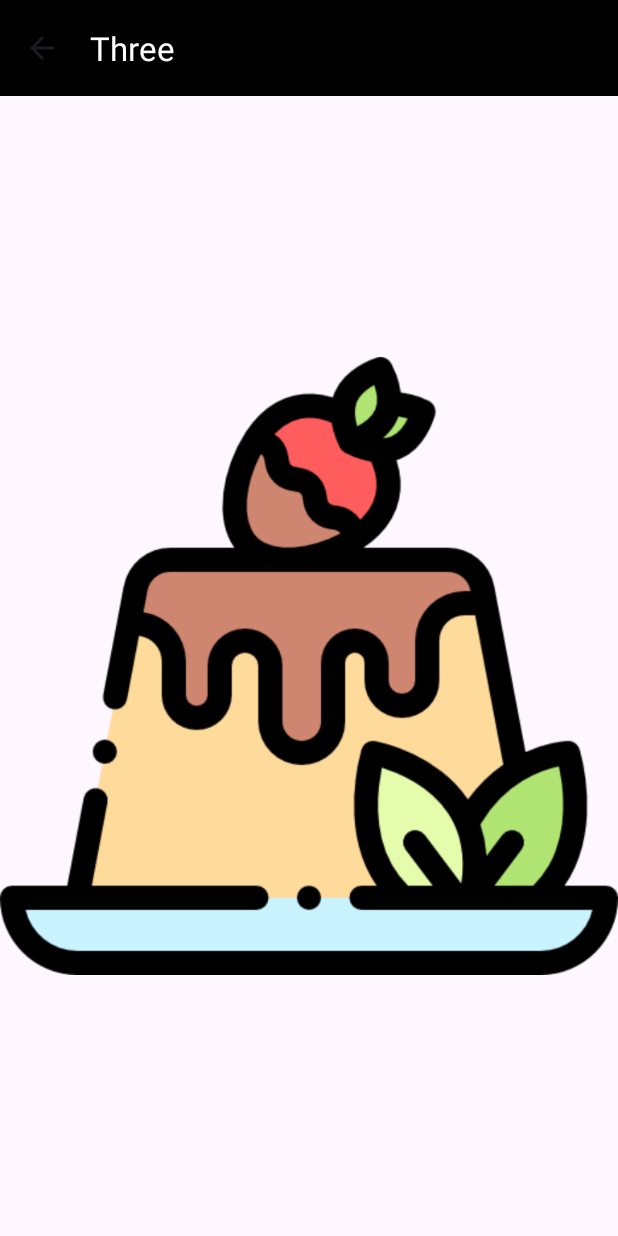
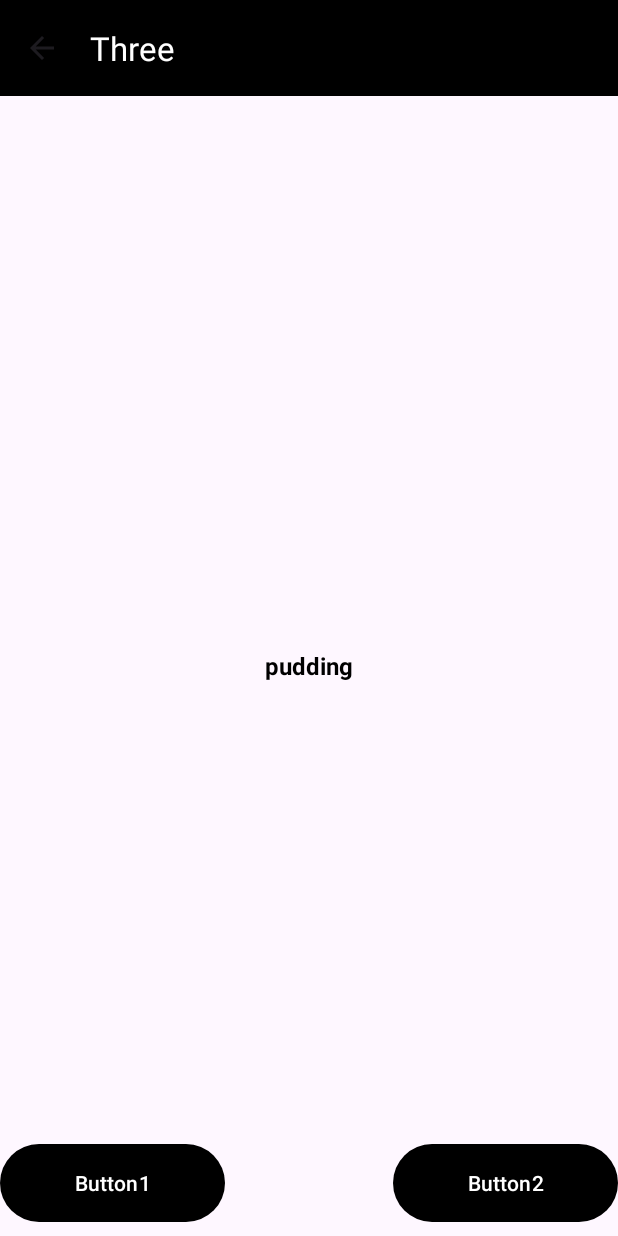
Before and after one commit to garnda/TestApp2, an Android app: the HomeActivity screen opened directly, with no data from a screen before it, after a tap on "Three", on a phone screen of 412 x 824 dp. Run offline under Robolectric (Android 15) with nearby library versions, the light colour scheme and no system bars; our stand-ins replace Dagger/Hilt's generated code.

Commit message:
edit detail menu and fragment for detailmenu page

```diff
--- a/app/src/main/AndroidManifest.xml
+++ b/app/src/main/AndroidManifest.xml
@@ -14,6 +14,7 @@
         android:roundIcon="@mipmap/ic_launcher_round"
         android:supportsRtl="true"
         android:theme="@style/Theme.TestApp"
+        android:enableOnBackInvokedCallback="true"
         tools:targetApi="31">
         <activity
             android:name=".DetailMenuActivity"
--- a/app/src/main/java/eu/tutorials/testapp/DetailMenuActivity.kt
+++ b/app/src/main/java/eu/tutorials/testapp/DetailMenuActivity.kt
@@ -7,7 +7,10 @@ import android.util.Log
 import android.view.MenuItem
 import android.widget.ImageView
 import androidx.appcompat.widget.Toolbar
+import androidx.fragment.app.Fragment
 import eu.tutorials.testapp.databinding.ActivityDetailMenuBinding
+import eu.tutorials.testapp.databinding.FragmentMenuDescriptionBinding
+import java.util.Objects
 
 
 class DetailMenuActivity : AppCompatActivity() {
@@ -27,26 +30,50 @@ class DetailMenuActivity : AppCompatActivity() {
         supportActionBar?.setDisplayHomeAsUpEnabled(true)
         toolbar = findViewById(R.id.toolbar)
 
-
     setSupportActionBar(toolbar)
-    val clickedMenu = intent?.getParcelableExtra<Menu>("MENU")
+    @Suppress("DEPRECATION") val clickedMenu = intent?.getParcelableExtra<Menu>("MENU")
 
     if (clickedMenu != null) {
         supportActionBar?.title = clickedMenu.name
-        binding.detailImageView.setImageResource(clickedMenu.imageUrl)
+        replaceFragment(Fragment1.newInstance(clickedMenu.description))
 
     } else {
         // Handle case where clickedMenu null
     }
 
-        Log.d("MENU>>", "onCreate: ${clickedMenu}")
+        binding.fragmentBtn1.setOnClickListener {
+            if (clickedMenu != null) {
+                replaceFragment(Fragment1.newInstance(clickedMenu.description))
+            }
+        }
+        binding.fragmentBtn2.setOnClickListener {
+//            replaceFragment(Fragment2())
+            if (clickedMenu != null) {
+                replaceFragment(Fragment2.newInstance(clickedMenu))
+            }
+
+        }
+
+//        Log.d("MENU>>", "onCreate: ${clickedMenu}")
+    }
+
+
+    private fun  replaceFragment(fragment: Fragment){
+
+        val fragmentTransaction = supportFragmentManager.beginTransaction()
+////        val menuDescriptionFragment = MenuDescriptionFragment()
+////        fragmentTransaction.replace(R.id.fragment_container, menuDescriptionFragment)
+        fragmentTransaction.replace(binding.fragmentContainer.id, fragment)
+        fragmentTransaction.commit()
+
+
     }
 
 
     override fun onOptionsItemSelected(item: MenuItem): Boolean {
         when (item.itemId) {
             android.R.id.home -> {
-                onBackPressed() // Handle back navigation arrow click
+                onBackPressed()
                 return true
             }
         }
--- /dev/null
+++ b/app/src/main/java/eu/tutorials/testapp/Fragment1.kt
@@ -0,0 +1,41 @@
+package eu.tutorials.testapp
+import android.os.Bundle
+import android.util.Log
+import android.view.LayoutInflater
+import android.view.View
+import android.view.ViewGroup
+import android.widget.TextView
+import androidx.fragment.app.Fragment
+import dagger.android.support.DaggerFragment
+import eu.tutorials.testapp.databinding.ActivityDetailMenuBinding
+import eu.tutorials.testapp.databinding.FragmentOneBinding
+
+class Fragment1: Fragment() {
+//    private  lateinit var textMenu: TextView
+    private lateinit var binding: FragmentOneBinding
+
+    override fun onCreateView(
+        inflater: LayoutInflater,
+        container: ViewGroup?,
+        savedInstanceState: Bundle?
+    ): View? {
+
+        binding = FragmentOneBinding.inflate(inflater, container, false)
+        val menu = this.arguments?.getString("key")
+        Log.d("MENU in fragment>>", "onCreate: $menu")
+        binding.textMenu1.text = menu
+        return binding.root
+//        return super.onCreateView(inflater, container, savedInstanceState)
+    }
+
+    companion object{
+    fun newInstance(a:String) = Fragment1().apply {
+        arguments = Bundle().apply {
+            putString("key",a)
+            Log.d("KEY A>", "onCreate: ${a}")
+            }
+        }
+    }
+
+
+}
--- a/app/src/main/java/eu/tutorials/testapp/HomeActivity.kt
+++ b/app/src/main/java/eu/tutorials/testapp/HomeActivity.kt
@@ -31,8 +31,8 @@ class HomeActivity : DaggerAppCompatActivity() {
     private fun initView() {
         val menuList = listOf(
             Menu(1, "One", R.drawable.cake,"cake"),
-            Menu(2, "Two" , R.drawable.cupcake,"cake"),
-            Menu(3,"Three",R.drawable.pudding,"cake"),
+            Menu(2, "Two" , R.drawable.cupcake,"cupcake"),
+            Menu(3,"Three",R.drawable.pudding,"pudding"),
             Menu(4,"Four",R.drawable.cake,"cake"),
             Menu(5,"Five",R.drawable.cake,"cake")
         )
@@ -50,20 +50,14 @@ class HomeActivity : DaggerAppCompatActivity() {
                     }
                     startActivity(intent)
 
-//                  intent.
-//                   val menu = if (Build.VERSION.SDK_INT >= Build.VERSION_CODES.TIRAMISU) {
-//                        intent.getParcelableExtra("MENU",Menu::class.java)
-//                    }else{
-//                        intent.getParcelableExtra<Menu>("MENU")
-//                    }
 
-                    AlertDialog.Builder(this@HomeActivity)
-                        .setTitle(clickedMenu.name)
-                        .setMessage("ID: ${clickedMenu.id}\n Name: ${clickedMenu.name}")
-                        .setPositiveButton("OK") { dialog, _ ->
-                            dialog.dismiss()
-                        }
-                        .show()
+//                    AlertDialog.Builder(this@HomeActivity)
+//                        .setTitle(clickedMenu.name)
+//                        .setMessage("ID: ${clickedMenu.id}\n Name: ${clickedMenu.name}")
+//                        .setPositiveButton("OK") { dialog, _ ->
+//                            dialog.dismiss()
+//                        }
+//                        .show()
                 }
 
             }
--- a/app/src/main/res/layout/activity_detail_menu.xml
+++ b/app/src/main/res/layout/activity_detail_menu.xml
@@ -20,17 +20,34 @@
         app:layout_constraintHorizontal_bias="0.0"
         android:elevation="4dp">
 
-
     </androidx.appcompat.widget.Toolbar>
 
-    <ImageView
-        android:id="@+id/detailImageView"
+    <androidx.fragment.app.FragmentContainerView
+        android:id="@+id/fragment_container"
         android:layout_width="0dp"
         android:layout_height="0dp"
         app:layout_constraintTop_toBottomOf="@id/toolbar"
         app:layout_constraintBottom_toBottomOf="parent"
         app:layout_constraintStart_toStartOf="parent"
-        app:layout_constraintEnd_toEndOf="parent"
-        android:scaleType="centerInside"/>
+        app:layout_constraintEnd_toEndOf="parent" />
+
+    <Button
+        android:id="@+id/fragment_btn1"
+        android:layout_width="150dp"
+        android:layout_height="60dp"
+        android:text="Button1"
+        android:layout_marginBottom="5dp"
+        app:layout_constraintBottom_toBottomOf="parent"
+        app:layout_constraintStart_toStartOf="parent" />
+    <Button
+        android:id="@+id/fragment_btn2"
+        android:layout_width="150dp"
+        android:layout_height="60dp"
+        android:text="Button2"
+        android:layout_marginBottom="5dp"
+        android:layout_centerHorizontal="true"
+        android:layout_alignParentBottom="true"
+        app:layout_constraintBottom_toBottomOf="parent"
+        app:layout_constraintRight_toRightOf="parent"/>
 
 </androidx.constraintlayout.widget.ConstraintLayout>
--- /dev/null
+++ b/app/src/main/res/layout/fragment_one.xml
@@ -0,0 +1,20 @@
+<?xml version="1.0" encoding="utf-8"?>
+<RelativeLayout
+    xmlns:android="http://schemas.android.com/apk/res/android"
+    android:layout_width="match_parent"
+    android:layout_height="match_parent">
+
+    <TextView
+        android:id="@+id/text_menu1"
+        android:layout_width="wrap_content"
+        android:layout_height="wrap_content"
+        android:layout_centerInParent="true"
+        android:layout_marginTop="50dp"
+        android:textColor="@color/black"
+        android:textSize="16dp"
+        android:textStyle="bold">
+
+    </TextView>
+
+
+</RelativeLayout>
```
Also changed, not shown: app/src/main/java/eu/tutorials/testapp/Fragment2.kt (added, +41 -0 lines), app/src/main/java/eu/tutorials/testapp/MenuDescriptionFragment.kt (added, +16 -0 lines), app/src/main/res/layout/fragment_menu_description.xml (added, +29 -0 lines), app/src/main/res/layout/fragment_two.xml (added, +32 -0 lines).
